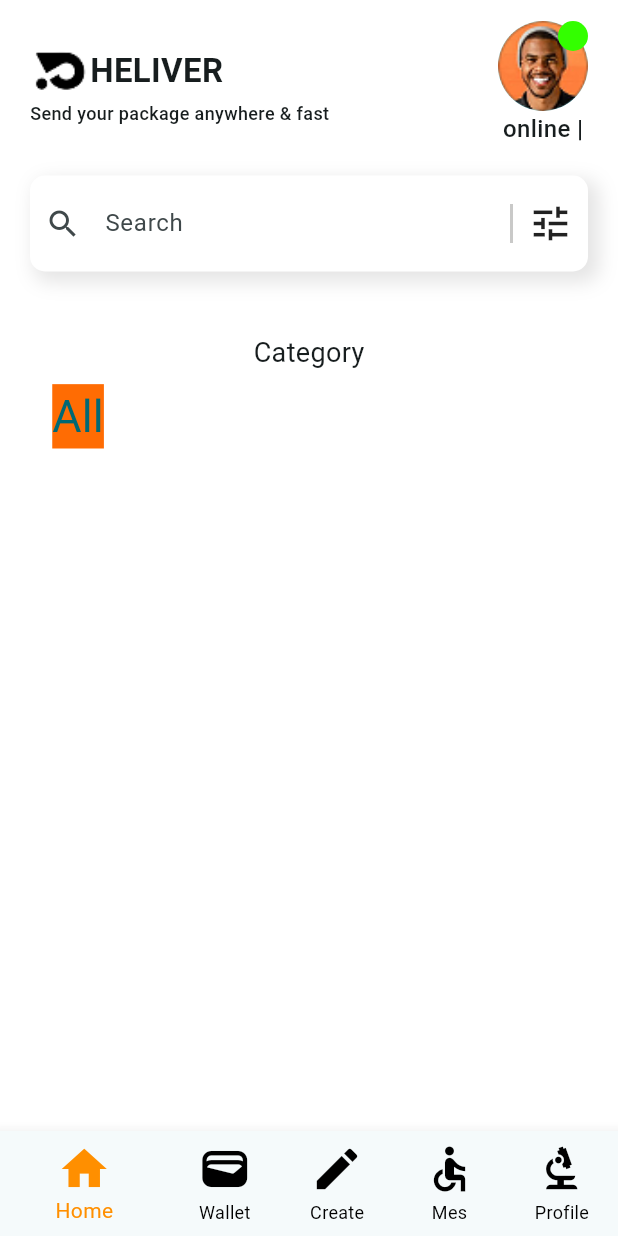
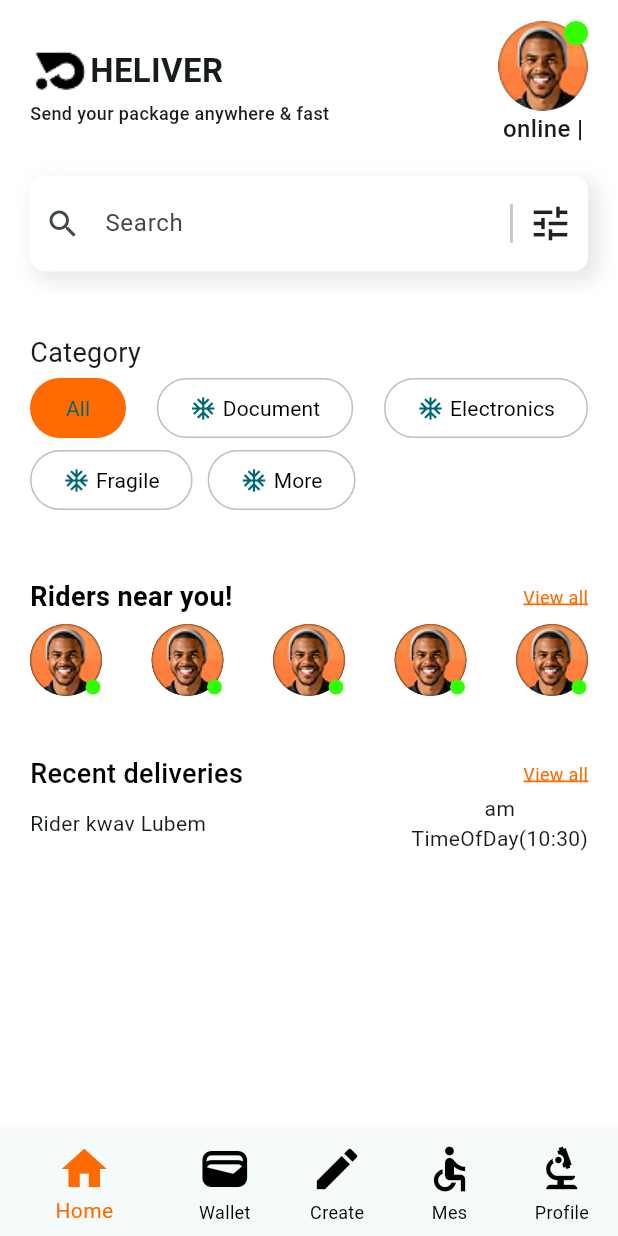
Before and after one commit to Vickyjoe939/DheLiver_app, a Flutter app: the screen it shows after launch, on a phone screen of 412 x 824 dp. Run offline on Flutter 3.47's test engine with Material 3 defaults, Android fonts, the phone set to English and light mode, and no system bars; Roboto replaces fonts that are missing (poppins).

Commit message:
working on home screen

```diff
--- a/lib/Screens/custom_widget.dart
+++ b/lib/Screens/custom_widget.dart
@@ -51,7 +51,7 @@ const userBio = Row(
             ),
             CircleAvatar(
               backgroundColor: Color.fromARGB(255, 51, 255, 0),
-              radius: 10,
+              radius: 8,
             ),
           ],
         ),
@@ -63,3 +63,107 @@ const userBio = Row(
     ),
   ],
 );
+
+const orangeBlase = Color(0xffff6b00);
+const deepGray = Color(0xff1e1e1e);
+const softWhite = Color(0xfff9f9f9);
+const mutedGray = Color(0xffa3a3a3);
+const deepTeal = Color(0xff005e5c);
+
+const status = Color(0xff33ff00);
+
+// styles
+
+const orangeStyle = TextStyle(
+  color: orangeBlase,
+  fontSize: 12,
+  decoration: TextDecoration.underline,
+  decorationColor: orangeBlase,
+  decorationThickness: 2,
+  decorationStyle: TextDecorationStyle.solid,
+);
+
+class Deliveries extends StatelessWidget {
+  final String title;
+  final TimeOfDay time;
+  final DayPeriod day;
+  const Deliveries({
+    super.key,
+    required this.title,
+    required this.time,
+    required this.day,
+  });
+
+  @override
+  Widget build(BuildContext context) {
+    return Container(
+      child: Row(
+        mainAxisAlignment: MainAxisAlignment.spaceBetween,
+        children: [
+          Text(title),
+          Column(children: [Text(day.name), Text(time.toString())]),
+        ],
+      ),
+    );
+  }
+}
+
+class Avarter extends StatelessWidget {
+  final String img;
+  const Avarter({super.key, required this.img});
+
+  @override
+  Widget build(BuildContext context) {
+    return Stack(
+      clipBehavior: Clip.none,
+      children: [
+        CircleAvatar(
+          backgroundImage: AssetImage(img),
+          backgroundColor: deepGray,
+          radius: 24,
+        ),
+        Positioned(
+          right: 1,
+          bottom: 1,
+          child: CircleAvatar(backgroundColor: status, radius: 5),
+        ),
+      ],
+    );
+  }
+}
+
+class CustomButtom extends StatelessWidget {
+  final String title;
+  final Widget icon;
+  const CustomButtom({super.key, this.title = "", required this.icon});
+
+  @override
+  Widget build(BuildContext context) {
+    return IntrinsicWidth(
+      child: TextButton(
+        style: TextButton.styleFrom(
+          side: BorderSide(color: Colors.black26),
+          backgroundColor: Color.fromARGB(255, 255, 255, 255),
+        ),
+        onPressed: () => {},
+        child: Padding(
+          padding: const EdgeInsets.symmetric(horizontal: 10, vertical: 2),
+          child: Row(
+            children: [
+              icon,
+              SizedBox(width: 4),
+              Text(
+                title,
+                style: TextStyle(
+                  color: Colors.black,
+                  fontSize: 14,
+                  fontWeight: FontWeight.w400,
+                ),
+              ),
+            ],
+          ),
+        ),
+      ),
+    );
+  }
+}
--- a/lib/main.dart
+++ b/lib/main.dart
@@ -55,7 +55,7 @@ class _MyHomePageState extends State<MyHomePage> {
                   // boxShadow: List.filled(length, fill)
                   boxShadow: [
                     BoxShadow(
-                      color: const Color.fromARGB(66, 152, 151, 151),
+                      color: const Color.fromARGB(66, 167, 166, 166),
                       offset: const Offset(5.0, 5.0),
                       blurRadius: 10.0,
                       spreadRadius: 2.0,
@@ -70,6 +70,7 @@ class _MyHomePageState extends State<MyHomePage> {
                 ),
                 child: Row(
                   mainAxisAlignment: MainAxisAlignment.center,
+                  crossAxisAlignment: CrossAxisAlignment.center,
                   children: [
                     Expanded(
                       child: TextField(
@@ -94,23 +95,105 @@ class _MyHomePageState extends State<MyHomePage> {
               ),
               SizedBox(height: 41),
               Column(
-                // mainAxisAlignment: MainAxisAlignment.start,
-                // crossAxisAlignment: CrossAxisAlignment.end,
+                crossAxisAlignment: CrossAxisAlignment.start,
                 children: [
                   Text("Category", style: TextStyle(fontSize: 18)),
                   Row(
+                    mainAxisAlignment: MainAxisAlignment.spaceBetween,
+                    spacing: 10.0, // horizontal gap between chips
                     children: [
                       TextButton(
+                        style: ButtonStyle(
+                          backgroundColor: WidgetStateProperty.all<Color>(
+                            orangeBlase,
+                          ),
+                        ),
                         onPressed: () => {},
                         child: Text(
                           "All",
                           style: TextStyle(
-                            fontSize: 30,
+                            fontSize: 14,
                             fontWeight: FontWeight.w400,
 
-                            backgroundColor: Color.fromARGB(252, 255, 106, 0),
+                            // backgroundColor: Color.fromARGB(252, 255, 106, 0),
                           ),
                         ),
+                      ),
+                      // SizedBox(width: 11),
+                      CustomButtom(
+                        title: "Document",
+                        icon: Icon(Icons.ac_unit),
+                      ),
+                      CustomButtom(
+                        title: "Electronics",
+                        icon: Icon(Icons.ac_unit),
+                      ),
+                    ],
+                  ),
+                  Row(
+                    spacing: 10,
+                    children: [
+                      CustomButtom(title: "Fragile", icon: Icon(Icons.ac_unit)),
+                      CustomButtom(title: "More", icon: Icon(Icons.ac_unit)),
+                    ],
+                  ),
+                ],
+              ),
+              SizedBox(height: 41),
+              Column(
+                children: [
+                  Row(
+                    mainAxisAlignment: MainAxisAlignment.spaceBetween,
+                    children: [
+                      Text(
+                        "Riders near you!",
+                        style: TextStyle(
+                          fontSize: 18,
+                          color: Colors.black,
+                          fontStyle: FontStyle.normal,
+                          fontWeight: FontWeight.bold,
+                        ),
+                      ),
+                      Text("View all", style: orangeStyle),
+                    ],
+                  ),
+                  SizedBox(height: 5),
+                  Row(
+                    mainAxisAlignment: MainAxisAlignment.spaceBetween,
+                    children: [
+                      Avarter(img: "images/avater.png"),
+                      Avarter(img: "images/avater.png"),
+                      Avarter(img: "images/avater.png"),
+                      Avarter(img: "images/avater.png"),
+                      Avarter(img: "images/avater.png"),
+                    ],
+                  ),
+                ],
+              ),
+              SizedBox(height: 39),
+              Column(
+                children: [
+                  Row(
+                    mainAxisAlignment: MainAxisAlignment.spaceBetween,
+                    children: [
+                      Text(
+                        "Recent deliveries",
+                        style: TextStyle(
+                          fontSize: 18,
+                          color: Colors.black,
+                          fontStyle: FontStyle.normal,
+                          fontWeight: FontWeight.w500,
+                        ),
+                      ),
+                      Text("View all", style: orangeStyle),
+                    ],
+                  ),
+                  Column(
+                    children: [
+                      Deliveries(
+                        title: "Rider kwav Lubem",
+                        time: TimeOfDay.now(),
+                        day: DayPeriod.am,
                       ),
                     ],
                   ),
@@ -131,7 +214,7 @@ class _MyHomePageState extends State<MyHomePage> {
         iconSize: 36,
         showUnselectedLabels: true,
         unselectedLabelStyle: TextStyle(color: Colors.black),
-        selectedItemColor: Colors.amber[800],
+        selectedItemColor: orangeBlase,
         unselectedItemColor: Colors.black,
         currentIndex: _selectedIndex,
         onTap: (index) => {setState(() => _selectedIndex = index)},
```
Also changed, not shown: lib/Screens/home_screen.dart (added), 1 other file.
